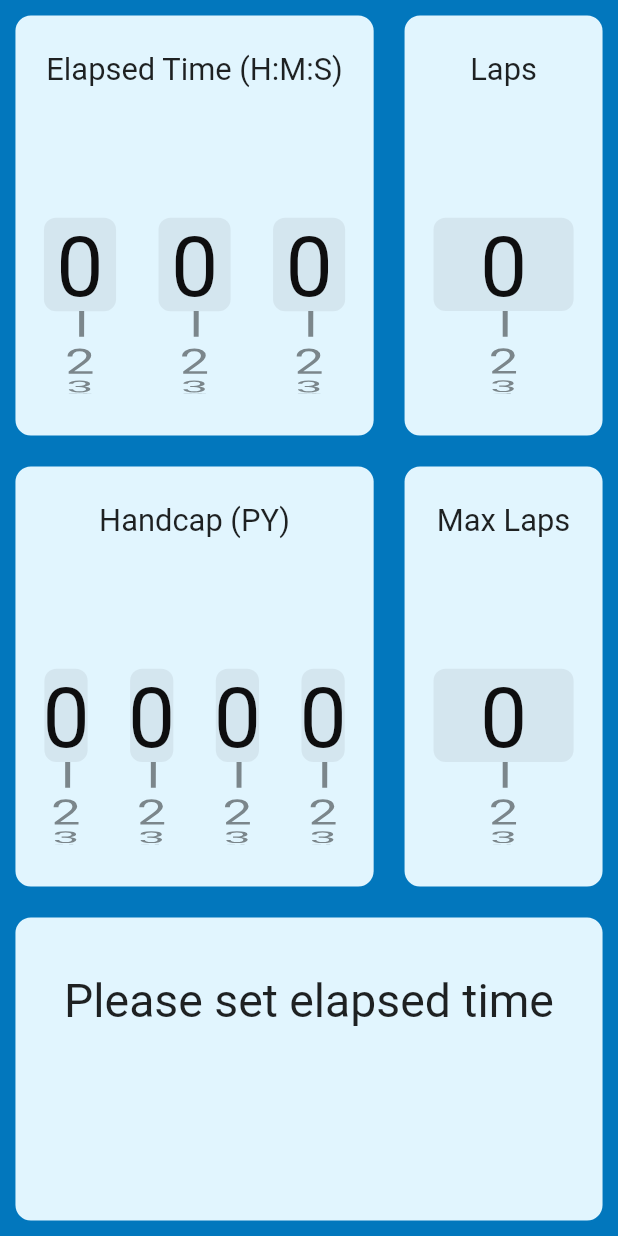
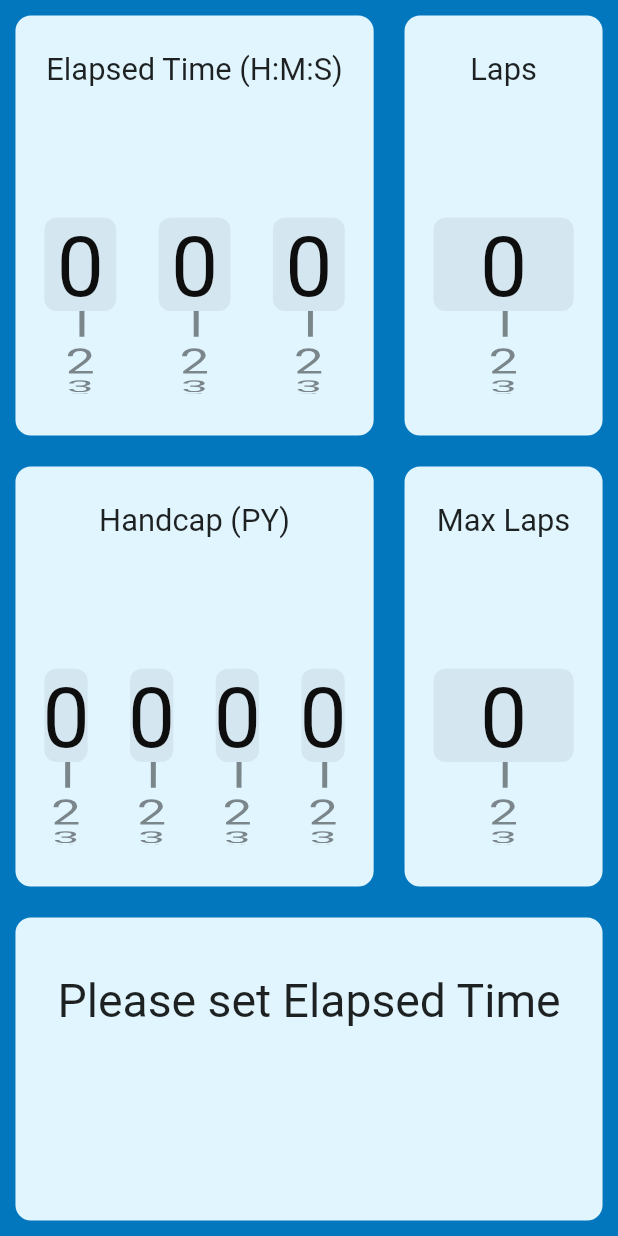
Before and after one commit to davidanew/pycalc_flutter, a Flutter app: the screen it shows after launch, on a phone screen of 412 x 824 dp. Run offline on Flutter 3.47's test engine with Material 2 defaults, Android fonts, the phone set to English and light mode, and no system bars; our stand-ins replace rxdart.

Commit message:
Aspect ratio scaling working

```diff
--- a/lib/constants.dart
+++ b/lib/constants.dart
@@ -10,4 +10,3 @@ const double kOutputTextFraction = 0.1;
 
 const Color kBackgroundColor = Color(0xFF0277BD);
 const Color kCardColor = Color(0xFFE1F5FE);
-//const Color kTextColor = Color(0xFF01579B);
--- a/lib/controller.dart
+++ b/lib/controller.dart
@@ -106,7 +106,7 @@ class Controller {
       @required double laps,
       @required double maxLaps}) {
     if (time == 0) {
-      return ('Please set elapsed time');
+      return ('Please set Elapsed Time');
     } else if (py == 0) {
       return ('Please set PY');
     } else if (laps == 0) {
--- a/lib/main.dart
+++ b/lib/main.dart
@@ -3,6 +3,7 @@ import 'package:flutter/material.dart';
 import 'package:provider/provider.dart';
 import 'package:pycalc_flutter/controller.dart';
 import 'package:pycalc_flutter/constants.dart';
+import 'package:pycalc_flutter/statics.dart';
 import 'package:pycalc_flutter/picker_container.dart';
 
 void main() => runApp(MyApp());
@@ -34,6 +35,8 @@ class Experiment extends StatelessWidget {
 
   @override
   Widget build(BuildContext context) {
+    SizeConfig().init(context);
+
     return Container(
       child: Column(
         crossAxisAlignment: CrossAxisAlignment.stretch,
@@ -55,14 +58,11 @@ class Experiment extends StatelessWidget {
                           //elapsed time label and picker
                           Expanded(
                             child: Container(
-                              margin: EdgeInsets.all(
-                                  MediaQuery.of(context).size.width *
-                                      kMarginFraction),
-                              padding: EdgeInsets.all(10),
+                              margin: EdgeInsets.all(SizeConfig.margin),
+                              padding: EdgeInsets.all(SizeConfig.padding),
                               decoration: BoxDecoration(
-                                borderRadius: BorderRadius.circular(
-                                    MediaQuery.of(context).size.width *
-                                        kRadiusFraction),
+                                borderRadius:
+                                    BorderRadius.circular(SizeConfig.radius),
                                 color: kCardColor,
                               ),
                               child: Column(
@@ -73,10 +73,7 @@ class Experiment extends StatelessWidget {
                                       child: Text(
                                         'Elapsed Time (H:M:S)',
                                         style: TextStyle(
-                                            fontSize: MediaQuery.of(context)
-                                                    .size
-                                                    .width *
-                                                kInputTextFraction),
+                                            fontSize: SizeConfig.inputTextSize),
                                       ),
                                     ),
                                   ),
@@ -95,20 +92,16 @@ class Experiment extends StatelessWidget {
                                                       context)
                                                   .picker0To9,
                                               onSelectedItemChanged: (i) {
-                                                print(MediaQuery.of(context)
-                                                    .size
-                                                    .width);
+//                                                print(MediaQuery.of(context)
+//                                                    .size
+//                                                    .width);
                                                 Provider.of<Controller>(context)
                                                     .timeHoursIndexSubject
                                                     .add(i);
                                               },
                                             ),
                                           ),
-                                          SizedBox(
-                                              width: MediaQuery.of(context)
-                                                      .size
-                                                      .width *
-                                                  kSpacingFraction),
+                                          SizedBox(width: SizeConfig.spacing),
                                           //Minutes picker
                                           Expanded(
                                             child: PickerContainer(
@@ -122,11 +115,7 @@ class Experiment extends StatelessWidget {
                                               },
                                             ),
                                           ),
-                                          SizedBox(
-                                              width: MediaQuery.of(context)
-                                                      .size
-                                                      .width *
-                                                  kSpacingFraction),
+                                          SizedBox(width: SizeConfig.spacing),
                                           //Seconds picker
                                           Expanded(
                                             child: PickerContainer(
@@ -151,16 +140,11 @@ class Experiment extends StatelessWidget {
                           //MARK: PY label and picker
                           Expanded(
                             child: Container(
-                              margin: EdgeInsets.all(
-                                  MediaQuery.of(context).size.width *
-                                      kMarginFraction),
-                              padding: EdgeInsets.all(
-                                  MediaQuery.of(context).size.width *
-                                      kPaddingFraction),
+                              margin: EdgeInsets.all(SizeConfig.margin),
+                              padding: EdgeInsets.all(SizeConfig.padding),
                               decoration: BoxDecoration(
-                                borderRadius: BorderRadius.circular(
-                                    MediaQuery.of(context).size.width *
-                                        kRadiusFraction),
+                                borderRadius:
+                                    BorderRadius.circular(SizeConfig.radius),
                                 color: kCardColor,
                               ),
                               child: Column(
@@ -170,11 +154,8 @@ class Experiment extends StatelessWidget {
                                       child: Center(
                                           child: Text('Handcap (PY)',
                                               style: TextStyle(
-                                                  fontSize: MediaQuery.of(
-                                                              context)
-                                                          .size
-                                                          .width *
-                                                      kInputTextFraction)))),
+                                                  fontSize: SizeConfig
+                                                      .inputTextSize)))),
                                   //PY Pickers
                                   Expanded(
                                     flex: 4,
@@ -196,11 +177,7 @@ class Experiment extends StatelessWidget {
                                               },
                                             ),
                                           ),
-                                          SizedBox(
-                                              width: MediaQuery.of(context)
-                                                      .size
-                                                      .width *
-                                                  kSpacingFraction),
+                                          SizedBox(width: SizeConfig.spacing),
                                           //PY hundreds picker
                                           Expanded(
                                             child: PickerContainer(
@@ -214,11 +191,7 @@ class Experiment extends StatelessWidget {
                                               },
                                             ),
                                           ),
-                                          SizedBox(
-                                              width: MediaQuery.of(context)
-                                                      .size
-                                                      .width *
-                                                  kSpacingFraction),
+                                          SizedBox(width: SizeConfig.spacing),
                                           //PY tens picker
                                           Expanded(
                                             child: PickerContainer(
@@ -232,11 +205,7 @@ class Experiment extends StatelessWidget {
                                               },
                                             ),
                                           ),
-                                          SizedBox(
-                                              width: MediaQuery.of(context)
-                                                      .size
-                                                      .width *
-                                                  kSpacingFraction),
+                                          SizedBox(width: SizeConfig.spacing),
                                           //PY units picker
                                           Expanded(
                                             child: PickerContainer(
@@ -271,16 +240,11 @@ class Experiment extends StatelessWidget {
                           //Laps label and picker
                           Expanded(
                             child: Container(
-                              margin: EdgeInsets.all(
-                                  MediaQuery.of(context).size.width *
-                                      kMarginFraction),
-                              padding: EdgeInsets.all(
-                                  MediaQuery.of(context).size.width *
-                                      kPaddingFraction),
+                              margin: EdgeInsets.all(SizeConfig.margin),
+                              padding: EdgeInsets.all(SizeConfig.padding),
                               decoration: BoxDecoration(
-                                borderRadius: BorderRadius.circular(
-                                    MediaQuery.of(context).size.width *
-                                        kRadiusFraction),
+                                borderRadius:
+                                    BorderRadius.circular(SizeConfig.radius),
                                 color: kCardColor,
                               ),
                               child: Column(
@@ -290,11 +254,8 @@ class Experiment extends StatelessWidget {
                                       child: Center(
                                           child: Text('Laps',
                                               style: TextStyle(
-                                                  fontSize: MediaQuery.of(
-                                                              context)
-                                                          .size
-                                                          .width *
-                                                      kInputTextFraction)))),
+                                                  fontSize: SizeConfig
+                                                      .inputTextSize)))),
                                   //Laps picker
                                   Expanded(
                                     flex: 4,
@@ -315,16 +276,11 @@ class Experiment extends StatelessWidget {
                           //Max laps label and picker
                           Expanded(
                             child: Container(
-                              margin: EdgeInsets.all(
-                                  MediaQuery.of(context).size.width *
-                                      kMarginFraction),
-                              padding: EdgeInsets.all(
-                                  MediaQuery.of(context).size.width *
-                                      kPaddingFraction),
+                              margin: EdgeInsets.all(SizeConfig.margin),
+                              padding: EdgeInsets.all(SizeConfig.padding),
                               decoration: BoxDecoration(
-                                borderRadius: BorderRadius.circular(
-                                    MediaQuery.of(context).size.width *
-                                        kRadiusFraction),
+                                borderRadius:
+                                    BorderRadius.circular(SizeConfig.radius),
                                 color: kCardColor,
                               ),
                               child: Column(
@@ -334,11 +290,8 @@ class Experiment extends StatelessWidget {
                                       child: Center(
                                           child: Text('Max Laps',
                                               style: TextStyle(
-                                                  fontSize: MediaQuery.of(
-                                                              context)
-                                                          .size
-                                                          .width *
-                                                      kInputTextFraction)))),
+                                                  fontSize: SizeConfig
+                                                      .inputTextSize)))),
                                   //Max laps picker
                                   Expanded(
                                     flex: 4,
@@ -368,13 +321,10 @@ class Experiment extends StatelessWidget {
           Expanded(
             flex: 10,
             child: Container(
-              margin: EdgeInsets.all(
-                  MediaQuery.of(context).size.width * kMarginFraction),
-              padding: EdgeInsets.all(
-                  MediaQuery.of(context).size.width * kPaddingFraction),
+              margin: EdgeInsets.all(SizeConfig.margin),
+              padding: EdgeInsets.all(SizeConfig.padding),
               decoration: BoxDecoration(
-                borderRadius: BorderRadius.circular(
-                    MediaQuery.of(context).size.width * kRadiusFraction),
+                borderRadius: BorderRadius.circular(SizeConfig.radius),
                 color: kCardColor,
               ),
               child: Column(
@@ -389,9 +339,8 @@ class Experiment extends StatelessWidget {
                           return Text(
                             snapshot.data,
                             textAlign: TextAlign.center,
-                            style: TextStyle(
-                                fontSize: MediaQuery.of(context).size.width *
-                                    kLabelTextFraction),
+                            style:
+                                TextStyle(fontSize: SizeConfig.labelTextSize),
                           );
                         },
                       ),
@@ -408,8 +357,7 @@ class Experiment extends StatelessWidget {
                             return Text(
                               snapshot.data,
                               style: TextStyle(
-                                  fontSize: MediaQuery.of(context).size.width *
-                                      kOutputTextFraction),
+                                  fontSize: SizeConfig.outputTextSize),
                             );
                           }),
                     ),
--- /dev/null
+++ b/lib/statics.dart
@@ -0,0 +1,70 @@
+import 'package:pycalc_flutter/constants.dart';
+import 'package:flutter/material.dart';
+import 'dart:math';
+
+class SizeConfig {
+  static MediaQueryData _mediaQueryData;
+  static double screenWidth;
+  static double screenHeight;
+
+  static double margin;
+  static double padding;
+  static double spacing;
+  static double radius;
+  static double inputTextSize;
+  static double labelTextSize;
+  static double outputTextSize;
+  //Should be with other constants
+  static const maxAspectRatio = 0.6;
+  static double aspectRatio;
+
+  void init(BuildContext context) {
+    _mediaQueryData = MediaQuery.of(context);
+    screenWidth = _mediaQueryData.size.width;
+    screenHeight = _mediaQueryData.size.height;
+
+    aspectRatio = screenWidth / screenHeight;
+    print('Aspect ratio is $aspectRatio');
+
+    /*
+
+    Aspect ratio calculation:
+    dart aspect ratio width / length
+    work out what max aspect ratio can be tolerated with the above calculation
+    lets say max aspect ratio is 0.6
+    if aspect ratio is > 0.6 we need to know what the font size would have been
+    if it was at 0.6
+    say the current aspect ratio is 0.8
+    font size = font size at 0.8 * 0.6/0.8
+    so the above values need to be multiplied by the above factor,
+    but only if the actual aspect ratio is more than the max aspect ratio
+
+    say 100 height and 60 width
+    font scale factor 0.1
+    at max aspect the font size will be 0.06 (6% of height)
+    say the device is rotated so now 60 height and 100 width
+    font size will now be 100 * 0.1 * 0.6/1.6666  =   10*0.36 = 3.6
+    = 6 % of height
+
+    So this is right
+
+    Now need method to calculate this. Scaling should always be 1 or less than
+
+    */
+
+    final double scaleFactor = maxAspectRatio / aspectRatio;
+
+    //rename height limited scale factor
+
+    final double fontScale = min(scaleFactor, 1);
+
+    inputTextSize = screenWidth * kInputTextFraction * fontScale;
+    labelTextSize = screenWidth * kLabelTextFraction * fontScale;
+    outputTextSize = screenWidth * kOutputTextFraction * fontScale;
+
+    margin = screenWidth * kMarginFraction * fontScale;
+    padding = screenWidth * kPaddingFraction * fontScale;
+    spacing = screenWidth * kSpacingFraction * fontScale;
+    radius = screenWidth * kRadiusFraction * fontScale;
+  }
+}
```
Also changed, not shown: 1 other file.
